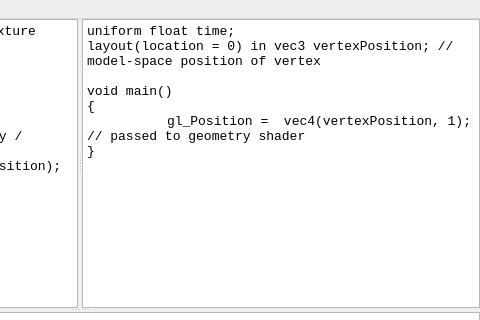
Above: ide.ui from byteManiak/Qt-Shader-IDE before the change; both pictures show x 320 to 800 and y 0 to 320 of the 800 by 600 pixel window. Below: the same form after it.
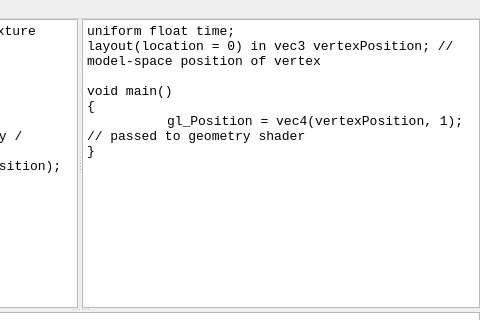
That is the form after the change. Custom widgets are drawn as their Qt base class.

What changed in the file:
```diff
--- a/ide.ui
+++ b/ide.ui
@@ -142,7 +142,7 @@
 
 void main() 
 {
-	gl_Position =  vec4(vertexPosition, 1); // passed to geometry shader
+	gl_Position = vec4(vertexPosition, 1); // passed to geometry shader
 }</string>
            </property>
           </widget>
```
